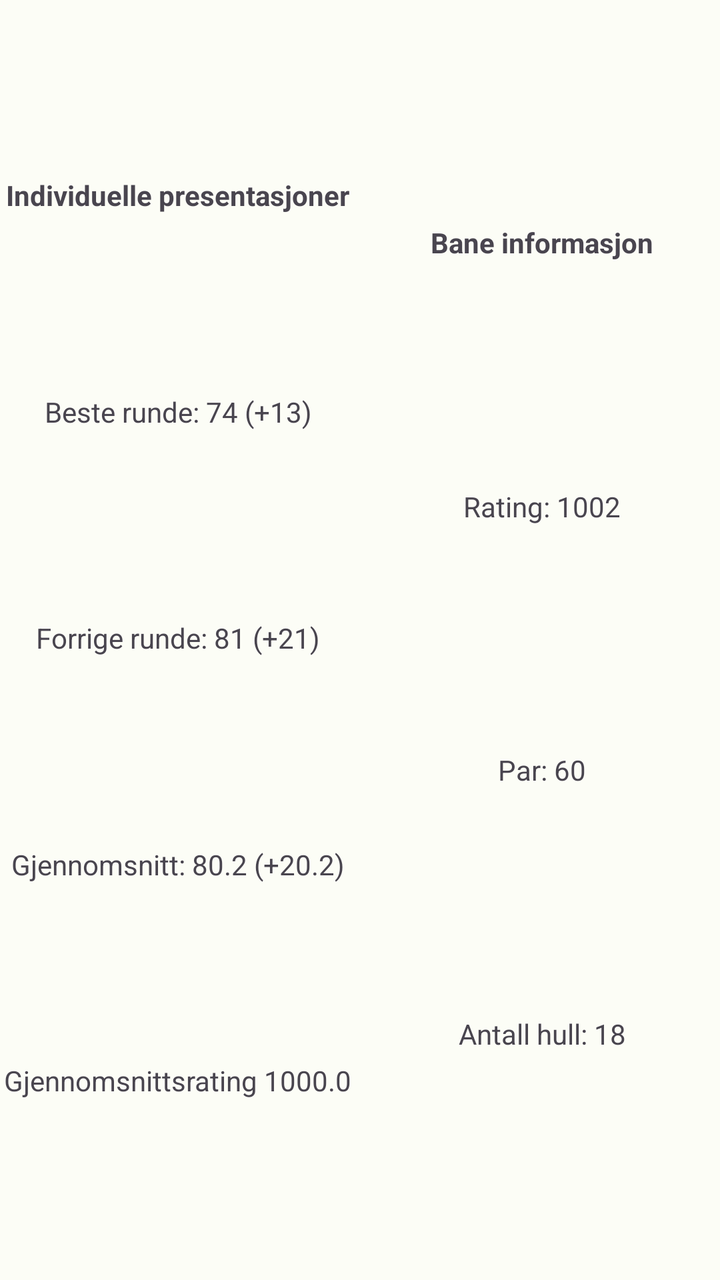
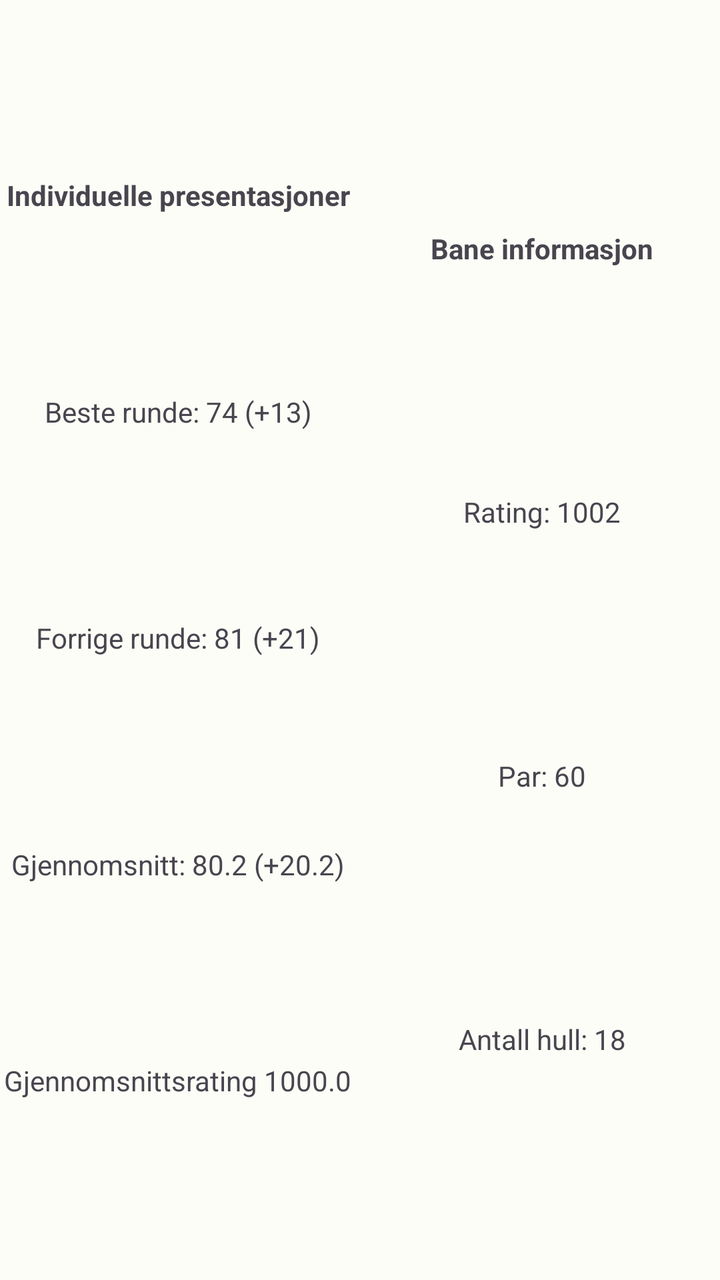

Compare the two renders of this Android layout. The source of the first and the diff that turns it into the second are given below.
<!-- AndroidManifest.xml: application theme Theme.DiscgolfApp -->
<!-- res/layout/course_info_stats.xml -->
<?xml version="1.0" encoding="utf-8"?>
<androidx.constraintlayout.widget.ConstraintLayout xmlns:android="http://schemas.android.com/apk/res/android"
    xmlns:app="http://schemas.android.com/apk/res-auto"
    xmlns:tools="http://schemas.android.com/tools"
    android:layout_width="match_parent"
    android:layout_height="wrap_content">


    <View
        android:id="@+id/IndividualStatsView"
        android:layout_width="0dp"
        android:layout_height="wrap_content"
        android:layout_marginTop="10dp"
        android:layout_marginBottom="10dp"

        app:layout_constraintBottom_toBottomOf="parent"
        app:layout_constraintEnd_toStartOf="@+id/CourseInfoView"
        app:layout_constraintHorizontal_bias="0.5"
        app:layout_constraintStart_toStartOf="parent"
        app:layout_constraintTop_toTopOf="parent"
        app:layout_constraintVertical_bias="0.551" />

    <View
        android:id="@+id/CourseInfoView"
        android:layout_width="0dp"
        android:layout_height="wrap_content"
        android:layout_marginStart="4dp"
        android:layout_marginTop="10dp"
        android:layout_marginBottom="10dp"
        app:layout_constraintBottom_toBottomOf="parent"
        app:layout_constraintEnd_toEndOf="parent"
        app:layout_constraintHorizontal_bias="0.5"
        app:layout_constraintStart_toEndOf="@+id/IndividualStatsView"
        app:layout_constraintTop_toTopOf="parent"
        app:layout_constraintVertical_bias="0.55" />

    <TextView
        android:id="@+id/courseStatsTitleTextView"
        android:layout_width="wrap_content"
        android:layout_height="wrap_content"
        android:text="@string/individual_course_stats_title"
        android:textStyle="bold"
        app:layout_constraintBottom_toTopOf="@+id/bestRoundInfoTextView"
        app:layout_constraintEnd_toEndOf="@+id/IndividualStatsView"
        app:layout_constraintStart_toStartOf="@+id/IndividualStatsView"
        app:layout_constraintTop_toTopOf="@+id/IndividualStatsView"
        tools:layout_editor_absoluteX="16dp" />

    <TextView
        android:id="@+id/bestRoundInfoTextView"
        android:layout_width="wrap_content"
        android:layout_height="wrap_content"
        android:paddingBottom="5dp"
        android:text="@string/course_info_best_round"
        app:layout_constraintBottom_toTopOf="@+id/lastRoundInfoTextView"
        app:layout_constraintEnd_toEndOf="@+id/IndividualStatsView"
        app:layout_constraintStart_toStartOf="@+id/IndividualStatsView"
        app:layout_constraintTop_toBottomOf="@+id/courseStatsTitleTextView"
        tools:layout_editor_absoluteX="25dp" />

    <TextView
        android:id="@+id/lastRoundInfoTextView"
        android:layout_width="wrap_content"
        android:layout_height="wrap_content"
        android:paddingBottom="5dp"
        android:text="@string/course_info_last_round"
        app:layout_constraintBottom_toTopOf="@+id/averageScoreInfoTextView"
        app:layout_constraintEnd_toEndOf="@+id/IndividualStatsView"
        app:layout_constraintStart_toStartOf="@+id/IndividualStatsView"
        app:layout_constraintTop_toBottomOf="@+id/bestRoundInfoTextView"
        tools:layout_editor_absoluteX="25dp" />

    <TextView
        android:id="@+id/averageScoreInfoTextView"
        android:layout_width="wrap_content"
        android:layout_height="wrap_content"
        android:text="@string/course_info_average"
        app:layout_constraintBottom_toTopOf="@+id/avgRatingOnCourseValue"
        app:layout_constraintEnd_toEndOf="@+id/IndividualStatsView"
        app:layout_constraintStart_toStartOf="@+id/IndividualStatsView"
        app:layout_constraintTop_toBottomOf="@+id/lastRoundInfoTextView"
        tools:layout_editor_absoluteX="23dp" />

    <TextView
        android:id="@+id/avgRatingOnCourseValue"
        android:layout_width="wrap_content"
        android:layout_height="wrap_content"
        android:text="@string/course_info_avg_rating"
        app:layout_constraintBottom_toBottomOf="@+id/IndividualStatsView"
        app:layout_constraintEnd_toEndOf="@+id/IndividualStatsView"
        app:layout_constraintStart_toStartOf="@+id/IndividualStatsView"
        app:layout_constraintTop_toBottomOf="@+id/averageScoreInfoTextView"
        tools:layout_editor_absoluteX="16dp" />


    <TextView
        android:id="@+id/parRatingTextView"
        android:layout_width="wrap_content"
        android:layout_height="wrap_content"
        android:text="@string/par_rating"
        app:layout_constraintBottom_toTopOf="@+id/parOnCourseTextView"
        app:layout_constraintEnd_toEndOf="@+id/CourseInfoView"
        app:layout_constraintStart_toStartOf="@+id/CourseInfoView"
        app:layout_constraintTop_toBottomOf="@+id/courseInformationTitleTextView" />

    <TextView
        android:id="@+id/parOnCourseTextView"
        android:layout_width="wrap_content"
        android:layout_height="wrap_content"
        android:text="@string/par_on_course"
        app:layout_constraintBottom_toTopOf="@+id/numberOfHolesTextView"
        app:layout_constraintEnd_toEndOf="@+id/CourseInfoView"
        app:layout_constraintStart_toStartOf="@+id/CourseInfoView"
        app:layout_constraintTop_toBottomOf="@+id/parRatingTextView"
        tools:layout_editor_absoluteX="296dp" />

    <TextView
        android:id="@+id/numberOfHolesTextView"
        android:layout_width="wrap_content"
        android:layout_height="wrap_content"
        android:text="@string/number_of_holes"
        app:layout_constraintBottom_toBottomOf="@+id/CourseInfoView"
        app:layout_constraintEnd_toEndOf="@+id/CourseInfoView"
        app:layout_constraintStart_toStartOf="@+id/CourseInfoView"
        app:layout_constraintTop_toBottomOf="@+id/parOnCourseTextView"
        tools:layout_editor_absoluteX="274dp" />

    <TextView
        android:id="@+id/courseInformationTitleTextView"
        android:layout_width="wrap_content"
        android:layout_height="wrap_content"
        android:text="@string/course_info_title"
        android:textStyle="bold"
        app:layout_constraintBottom_toTopOf="@+id/parRatingTextView"
        app:layout_constraintEnd_toEndOf="@+id/CourseInfoView"
        app:layout_constraintStart_toStartOf="@+id/CourseInfoView"
        app:layout_constraintTop_toTopOf="@+id/CourseInfoView"
        tools:layout_editor_absoluteX="248dp" />


</androidx.constraintlayout.widget.ConstraintLayout>
<!-- resources referenced by this layout -->
<resources>
  <string name="course_info_average">Gjennomsnitt: 80.2 (+20.2)</string>
  <string name="course_info_avg_rating">Gjennomsnittsrating 1000.0</string>
  <string name="course_info_best_round">Beste runde: 74 (+13)</string>
  <string name="course_info_last_round">Forrige runde: 81 (+21)</string>
  <string name="course_info_title">Bane informasjon</string>
  <string name="individual_course_stats_title">Individuelle presentasjoner</string>
  <string name="number_of_holes">Antall hull: 18</string>
  <string name="par_on_course">Par: 60</string>
  <string name="par_rating">Rating: 1002</string>
  <color name="md_theme_light_primary">#266C2B</color>
  <color name="md_theme_light_onPrimary">#FFFFFF</color>
  <color name="md_theme_light_primaryContainer">#AAF5A4</color>
  <color name="md_theme_light_onPrimaryContainer">#002204</color>
  <color name="md_theme_light_secondary">#52634F</color>
  <color name="md_theme_light_onSecondary">#FFFFFF</color>
  <color name="md_theme_light_secondaryContainer">#D5E8CF</color>
  <color name="md_theme_light_onSecondaryContainer">#101F10</color>
  <color name="md_theme_light_tertiary">#38656A</color>
  <color name="md_theme_light_onTertiary">#FFFFFF</color>
  <color name="md_theme_light_tertiaryContainer">#BCEBF1</color>
  <color name="md_theme_light_onTertiaryContainer">#001F23</color>
  <color name="md_theme_light_error">#BA1A1A</color>
  <color name="md_theme_light_errorContainer">#FFDAD6</color>
  <color name="md_theme_light_onError">#FFFFFF</color>
  <color name="md_theme_light_onErrorContainer">#410002</color>
  <color name="md_theme_light_background">#FCFDF6</color>
  <color name="md_theme_light_onBackground">#1A1C19</color>
  <color name="md_theme_light_surface">#FCFDF6</color>
  <color name="md_theme_light_onSurface">#1A1C19</color>
  <color name="md_theme_light_surfaceVariant">#DEE5D8</color>
  <color name="md_theme_light_onSurfaceVariant">#424940</color>
  <color name="md_theme_light_outline">#72796F</color>
  <color name="md_theme_light_inverseOnSurface">#F0F1EB</color>
  <color name="md_theme_light_inverseSurface">#2F312D</color>
  <color name="md_theme_light_inversePrimary">#8FD88A</color>
  <!-- unchanged entries left out for length: 1 -->
</resources>

<!-- the commit's change to res/layout/course_info_stats.xml (unified diff, before → after) -->
@@ -32,7 +32,7 @@
         app:layout_constraintHorizontal_bias="0.5"
         app:layout_constraintStart_toEndOf="@+id/IndividualStatsView"
         app:layout_constraintTop_toTopOf="parent"
-        app:layout_constraintVertical_bias="0.55" />
+        app:layout_constraintVertical_bias="0.41" />
 
     <TextView
         android:id="@+id/courseStatsTitleTextView"
@@ -92,6 +92,18 @@
         app:layout_constraintTop_toBottomOf="@+id/averageScoreInfoTextView"
         tools:layout_editor_absoluteX="16dp" />
 
+    <TextView
+        android:id="@+id/courseInformationTitleTextView"
+        android:layout_width="wrap_content"
+        android:layout_height="wrap_content"
+        android:text="@string/course_info_title"
+        android:textStyle="bold"
+        app:layout_constraintBottom_toTopOf="@+id/parRatingTextView"
+        app:layout_constraintEnd_toEndOf="@+id/CourseInfoView"
+        app:layout_constraintStart_toStartOf="@+id/CourseInfoView"
+        app:layout_constraintTop_toTopOf="@+id/CourseInfoView"
+        tools:layout_editor_absoluteX="248dp" />
+
 
     <TextView
         android:id="@+id/parRatingTextView"
@@ -125,17 +137,6 @@
         app:layout_constraintTop_toBottomOf="@+id/parOnCourseTextView"
         tools:layout_editor_absoluteX="274dp" />
 
-    <TextView
-        android:id="@+id/courseInformationTitleTextView"
-        android:layout_width="wrap_content"
-        android:layout_height="wrap_content"
-        android:text="@string/course_info_title"
-        android:textStyle="bold"
-        app:layout_constraintBottom_toTopOf="@+id/parRatingTextView"
-        app:layout_constraintEnd_toEndOf="@+id/CourseInfoView"
-        app:layout_constraintStart_toStartOf="@+id/CourseInfoView"
-        app:layout_constraintTop_toTopOf="@+id/CourseInfoView"
-        tools:layout_editor_absoluteX="248dp" />
 
 
 </androidx.constraintlayout.widget.ConstraintLayout>
